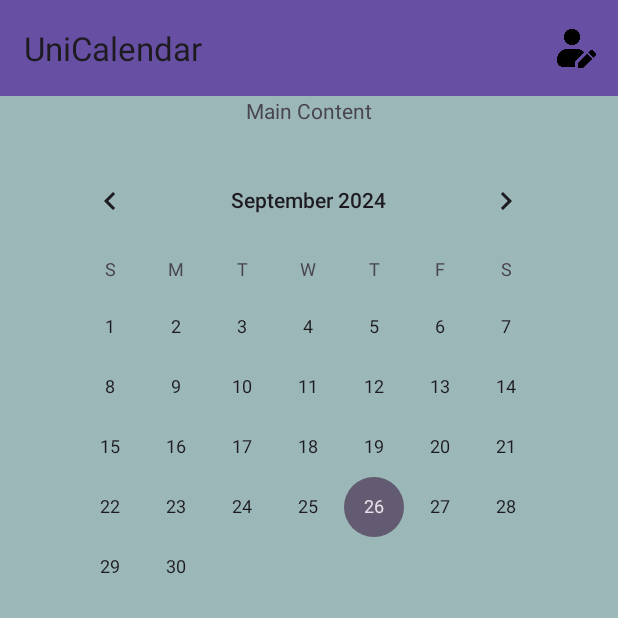
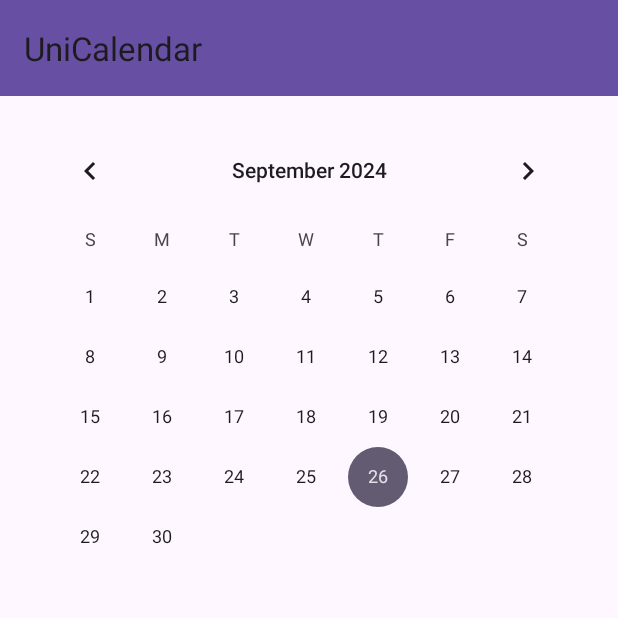
Before and after one commit to VenuVirparia/UniCalendar, an Android app: the MainActivity screen opened directly, with no data from a screen before it, on a phone screen of 412 x 824 dp, the top half of it. Run offline under Robolectric (Android 15) with nearby library versions, the light colour scheme and no system bars; Roboto replaces fonts that are not available here; 1 statement that could not run was skipped.

Commit message:
Design Main Screen

```diff
--- /dev/null
+++ b/app/src/main/java/com/example/unicalendar/CalendarFragment.java
@@ -0,0 +1,64 @@
+package com.example.unicalendar;
+
+import android.app.AlertDialog;
+import android.os.Bundle;
+import android.view.LayoutInflater;
+import android.view.View;
+import android.view.ViewGroup;
+import android.widget.CalendarView;
+import com.google.android.material.floatingactionbutton.FloatingActionButton;
+import androidx.annotation.NonNull;
+import androidx.annotation.Nullable;
+import androidx.fragment.app.Fragment;
+
+public class CalendarFragment extends Fragment {
+
+    private CalendarView calendarView;
+    private FloatingActionButton fab;
+    private String selectedDate;
+
+    @Nullable
+    @Override
+    public View onCreateView(@NonNull LayoutInflater inflater, @Nullable ViewGroup container, @Nullable Bundle savedInstanceState) {
+        View view = inflater.inflate(R.layout.fragment_calendar, container, false);
+
+        calendarView = view.findViewById(R.id.calendarView);
+        fab = view.findViewById(R.id.fab_admin);
+
+        // Get the email and password passed from login
+        String userEmail = getActivity().getIntent().getStringExtra("email");
+        String userPassword = getActivity().getIntent().getStringExtra("password");
+
+        // Check if both email and password match the admin credentials
+        if ("admin@gmail.com".equals(userEmail) && "Admin@0000".equals(userPassword)) {
+            fab.setVisibility(View.VISIBLE);  // Show FAB for admin
+        } else {
+            fab.setVisibility(View.GONE);  // Hide FAB for non-admin users
+        }
+
+        // Handle date selection
+        calendarView.setOnDateChangeListener((view1, year, month, dayOfMonth) -> {
+            selectedDate = dayOfMonth + "/" + (month + 1) + "/" + year;
+            // Communicate with EventListFragment to update the event list
+            if (getActivity() instanceof MainActivity) {
+                ((MainActivity) getActivity()).updateEventList(selectedDate);
+            }
+        });
+
+        // Handle FAB click for admin
+        fab.setOnClickListener(v -> openEventDialog());
+
+        return view;
+    }
+
+    private void openEventDialog() {
+        // Show dialog to add/edit/delete event
+        AlertDialog.Builder builder = new AlertDialog.Builder(getContext());
+        builder.setTitle("Manage Event on " + selectedDate);
+        builder.setPositiveButton("Save", (dialog, which) -> {
+            // Handle save action
+        });
+        builder.setNegativeButton("Cancel", (dialog, which) -> dialog.dismiss());
+        builder.show();
+    }
+}
--- /dev/null
+++ b/app/src/main/java/com/example/unicalendar/EventListFragment.java
@@ -0,0 +1,40 @@
+package com.example.unicalendar;
+
+import android.os.Bundle;
+import android.view.LayoutInflater;
+import android.view.View;
+import android.view.ViewGroup;
+import android.widget.ArrayAdapter;
+import android.widget.ListView;
+
+import androidx.annotation.NonNull;
+import androidx.annotation.Nullable;
+import androidx.fragment.app.Fragment;
+
+import java.util.ArrayList;
+
+public class EventListFragment extends Fragment {
+
+    private ListView eventListView;
+    private ArrayAdapter<String> eventAdapter;
+    private ArrayList<String> eventList = new ArrayList<>();
+
+    @Nullable
+    @Override
+    public View onCreateView(@NonNull LayoutInflater inflater, @Nullable ViewGroup container, @Nullable Bundle savedInstanceState) {
+        View view = inflater.inflate(R.layout.fragment_event_list, container, false);
+
+        eventListView = view.findViewById(R.id.eventListView);
+        eventAdapter = new ArrayAdapter<>(getContext(), android.R.layout.simple_list_item_1, eventList);
+        eventListView.setAdapter(eventAdapter);
+
+        return view;
+    }
+
+    // Method to update the event list
+    public void updateEventList(ArrayList<String> events) {
+        eventList.clear();  // Clear the old list
+        eventList.addAll(events);  // Add the new events
+        eventAdapter.notifyDataSetChanged();  // Notify the adapter to refresh the list
+    }
+}
--- a/app/src/main/java/com/example/unicalendar/MainActivity.java
+++ b/app/src/main/java/com/example/unicalendar/MainActivity.java
@@ -1,45 +1,39 @@
 package com.example.unicalendar;
-
-import android.os.Bundle;
-
-import androidx.activity.EdgeToEdge;
-import androidx.appcompat.app.AppCompatActivity;
-import androidx.core.graphics.Insets;
-import androidx.core.view.ViewCompat;
-import androidx.core.view.WindowInsetsCompat;
-import android.content.Intent;
-import android.os.Bundle;
-import android.view.Menu;
-import android.view.MenuItem;
-import androidx.appcompat.app.AppCompatActivity;
-import androidx.appcompat.widget.Toolbar;
 
 import android.content.Intent;
 import android.os.Bundle;
 import android.view.Menu;
 import android.view.MenuItem;
+
 import androidx.appcompat.app.AppCompatActivity;
 import androidx.appcompat.widget.Toolbar;
+import androidx.fragment.app.FragmentManager;
+
+import java.util.ArrayList;
 
 public class MainActivity extends AppCompatActivity {
 
     @Override
     protected void onCreate(Bundle savedInstanceState) {
         super.onCreate(savedInstanceState);
-        setContentView(R.layout.activity_main); // Inflate the layout
+        setContentView(R.layout.activity_main);
 
         // Set up the toolbar
         Toolbar toolbar = findViewById(R.id.toolbar);
-        setSupportActionBar(toolbar);// Set the toolbar as action bar
-//        toolbar.setLogo(R.drawable.logo);
-//        toolbar.setContentInsetStartWithNavigation(0);
-//        toolbar.setContentInsetsAbsolute(0, 0);
+        setSupportActionBar(toolbar);
+
+        // Set up fragments
+        FragmentManager fragmentManager = getSupportFragmentManager();
+        fragmentManager.beginTransaction()
+                .replace(R.id.fragment_container_upper, new CalendarFragment())
+                .replace(R.id.fragment_container_lower, new EventListFragment())
+                .commit();
     }
 
     // Inflate the menu with the profile icon
     @Override
     public boolean onCreateOptionsMenu(Menu menu) {
-        getMenuInflater().inflate(R.menu.menu_main, menu);  // Inflate the menu XML
+        getMenuInflater().inflate(R.menu.menu_main, menu);
         return true;
     }
 
@@ -47,11 +41,35 @@ public class MainActivity extends AppCompatActivity {
     @Override
     public boolean onOptionsItemSelected(MenuItem item) {
         if (item.getItemId() == R.id.action_profile) {
-            // Open profile activity when profile icon is clicked
+            // Open profile activity
             Intent intent = new Intent(MainActivity.this, ProfileActivity.class);
             startActivity(intent);
             return true;
         }
         return super.onOptionsItemSelected(item);
     }
+
+    // Method to update the event list in EventListFragment
+    public void updateEventList(String selectedDate) {
+        // Simulate fetching events from the database for the selected date
+        ArrayList<String> events = fetchEventsForDate(selectedDate);
+
+        // Find the EventListFragment
+        EventListFragment eventListFragment = (EventListFragment) getSupportFragmentManager()
+                .findFragmentById(R.id.fragment_container_lower);
+
+        if (eventListFragment != null) {
+            // Pass the events to the fragment to update the list
+            eventListFragment.updateEventList(events);
+        }
+    }
+
+    // Simulated method to fetch events for a specific date (replace with actual database logic)
+    private ArrayList<String> fetchEventsForDate(String date) {
+        ArrayList<String> events = new ArrayList<>();
+        events.add("Event 1 - Venue A - 10:00 AM");
+        events.add("Event 2 - Venue B - 12:00 PM");
+        events.add("Event 3 - Venue C - 2:00 PM");
+        return events;
+    }
 }
--- a/app/src/main/java/com/example/unicalendar/login.java
+++ b/app/src/main/java/com/example/unicalendar/login.java
@@ -2,6 +2,7 @@ package com.example.unicalendar;
 
 import android.content.Intent;
 import android.os.Bundle;
+import android.util.Log;
 import android.util.Patterns;
 import android.widget.Button;
 import android.widget.EditText;
@@ -14,16 +15,10 @@ import com.google.firebase.auth.FirebaseAuth;
 
 public class login extends AppCompatActivity {
 
-//    private EditText emailInput, passwordInput;
-//    private Button loginButton;
-//    private TextView newUserLink;
-//    private DBHelper dbHelper;
-
     private FirebaseAuth mAuth;
     private EditText emailInput, passwordInput;
     Button loginButton;
     TextView newUserLink;
-
 
     @Override
     protected void onCreate(Bundle savedInstanceState) {
@@ -35,8 +30,6 @@ public class login extends AppCompatActivity {
         passwordInput = findViewById(R.id.password);
         loginButton = findViewById(R.id.loginButton);
         newUserLink = findViewById(R.id.newUserLink);
-        //dbHelper = new DBHelper(this);
-
 
         loginButton.setOnClickListener(v -> {
             String email = emailInput.getText().toString().trim();
@@ -52,96 +45,32 @@ public class login extends AppCompatActivity {
                 return;
             }
 
+            // Firebase Authentication for login
             mAuth.signInWithEmailAndPassword(email, password)
                     .addOnCompleteListener(task -> {
                         if (task.isSuccessful()) {
-                            Intent intent = new
-                                    Intent(login.this, MainActivity.class);
+                            // Log successful login
+                            Log.d("Login", "Login successful for: " + email);
+                            Intent intent = new Intent(login.this, MainActivity.class);
+                            intent.putExtra("email", email);
+                            intent.putExtra("password", password);
                             startActivity(intent);
                             finish();
                         } else {
+                            // Log failure reason
+                            Log.w("Login", "Login failed: ", task.getException());
                             Toast.makeText(login.this, "Login failed.", Toast.LENGTH_SHORT).show();
                         }
                     });
+
         });
+
+        // Redirect to signup activity
         newUserLink.setOnClickListener(v ->
-                startActivity(new Intent(login.this,
-                        signup.class)));
+                startActivity(new Intent(login.this, signup.class)));
     }
+
     private boolean isValidEmail(String email) {
         return Patterns.EMAIL_ADDRESS.matcher(email).matches();
     }
 }
-
-//        SharedPreferences sharedPreferences = getSharedPreferences("UniCalPrefs", MODE_PRIVATE);
-//        if (sharedPreferences.contains(emailInput.getText().toString()7)) {
-//            // Directly go to MainActivity if user is already logged in
-//            Intent intent = new Intent(login.this, MainActivity.class);
-//            startActivity(intent);
-//            finish();
-//        }
-//
-//        loginButton.setOnClickListener(new View.OnClickListener() {
-//            @Override
-//            public void onClick(View v) {
-//                String email = emailInput.getText().toString().trim();
-//                String password = passwordInput.getText().toString().trim();
-//
-//                if (email.isEmpty() || password.isEmpty()) {
-//                    Toast.makeText(login.this, "Please fill all fields", Toast.LENGTH_SHORT).show();
-//                    return;
-//                }
-//
-//                if (validateLogin(email, password)) {
-//                    // Save login credentials using SharedPreferences
-//                    SharedPreferences.Editor editor = sharedPreferences.edit();
-//                    editor.putString("email", email);
-//                    editor.apply();
-//
-//                    // Redirect to MainActivity
-//                    Intent intent = new Intent(login.this, MainActivity.class);
-//                    startActivity(intent);
-//                    finish();
-//                } else {
-//                    Toast.makeText(login.this, "Invalid email or password", Toast.LENGTH_SHORT).show();
-//                }
-//            }
-//        });
-//
-//        newUserLink.setOnClickListener(new View.OnClickListener() {
-//            @Override
-//            public void onClick(View v) {
-//                // Redirect to SignUpActivity
-//                Intent intent = new Intent(login.this, signup.class);
-//                startActivity(intent);
-//            }
-//        });
-//    }
-//
-//    private boolean validateLogin(String email, String password) {
-//        // Check for special admin credentials
-//        if (email.equals("admin") && password.equals("admin@root")) {
-//            return true; // Special admin login
-//        }
-//
-//        // Check for regular user credentials
-//        SQLiteDatabase db = dbHelper.getReadableDatabase();
-//        String[] projection = { "email", "password" };
-//        String selection = "email = ? AND password = ?";
-//        String[] selectionArgs = { email, password };
-//
-//        Cursor cursor = db.query(
-//                "users",
-//                projection,
-//                selection,
-//                selectionArgs,
-//                null,
-//                null,
-//                null
-//        );
-//
-//        boolean isValid = cursor.getCount() > 0;
-//        cursor.close();
-//        return isValid;
-//    }
-//}
--- a/app/src/main/res/layout/activity_main.xml
+++ b/app/src/main/res/layout/activity_main.xml
@@ -6,10 +6,9 @@
     android:id="@+id/main"
     android:layout_width="match_parent"
     android:layout_height="match_parent"
-    android:background="#9BB7B8"
     tools:context=".MainActivity">
 
-    <!-- Toolbar for ActionBar -->
+    <!-- Toolbar -->
     <androidx.appcompat.widget.Toolbar
         android:id="@+id/toolbar"
         android:layout_width="0dp"
@@ -18,26 +17,27 @@
         app:layout_constraintStart_toStartOf="parent"
         app:layout_constraintEnd_toEndOf="parent"
         android:background="?attr/colorPrimary"
-        app:popupTheme="@style/ThemeOverlay.AppCompat.Light" />
+        app:popupTheme="@style/ThemeOverlay.AppCompat.Light"/>
 
-    <!-- Main Content -->
-    <TextView
-        android:id="@+id/textView"
-        android:layout_width="wrap_content"
-        android:layout_height="wrap_content"
-        android:text="Main Content"
+    <!-- Fragment Container (Upper Half for Calendar Fragment) -->
+    <FrameLayout
+        android:id="@+id/fragment_container_upper"
+        android:layout_width="0dp"
+        android:layout_height="0dp"
         app:layout_constraintTop_toBottomOf="@id/toolbar"
         app:layout_constraintStart_toStartOf="parent"
-        app:layout_constraintEnd_toEndOf="parent" />
+        app:layout_constraintEnd_toEndOf="parent"
+        app:layout_constraintBottom_toTopOf="@id/fragment_container_lower"
+        android:layout_weight="1"/>
 
-    <!-- Calendar View -->
-    <CalendarView
-        android:id="@+id/calendarView"
-        android:layout_width="wrap_content"
-        android:layout_height="wrap_content"
-        android:layout_marginTop="100dp"
+    <!-- Fragment Container (Lower Half for Event List Fragment) -->
+    <FrameLayout
+        android:id="@+id/fragment_container_lower"
+        android:layout_width="0dp"
+        android:layout_height="0dp"
+        app:layout_constraintStart_toStartOf="parent"
         app:layout_constraintEnd_toEndOf="parent"
-        app:layout_constraintHorizontal_bias="0.491"
-        app:layout_constraintStart_toStartOf="parent"
-        app:layout_constraintTop_toTopOf="parent" />
+        app:layout_constraintBottom_toBottomOf="parent"
+        app:layout_constraintTop_toBottomOf="@id/fragment_container_upper"
+        android:layout_weight="1"/>
 </androidx.constraintlayout.widget.ConstraintLayout>
--- /dev/null
+++ b/app/src/main/res/layout/fragment_calendar.xml
@@ -0,0 +1,24 @@
+<?xml version="1.0" encoding="utf-8"?>
+<androidx.constraintlayout.widget.ConstraintLayout
+    xmlns:android="http://schemas.android.com/apk/res/android"
+    xmlns:app="http://schemas.android.com/apk/res-auto"
+    android:layout_width="match_parent"
+    android:layout_height="match_parent">
+
+    <CalendarView
+        android:id="@+id/calendarView"
+        android:layout_width="match_parent"
+        android:layout_height="wrap_content"
+        app:layout_constraintTop_toTopOf="parent"
+        android:layout_margin="16dp"/>
+
+    <com.google.android.material.floatingactionbutton.FloatingActionButton
+        android:id="@+id/fab_admin"
+        android:layout_width="wrap_content"
+        android:layout_height="wrap_content"
+        android:visibility="gone"
+        app:layout_constraintBottom_toBottomOf="parent"
+        app:layout_constraintEnd_toEndOf="parent"
+        android:layout_margin="16dp"
+        app:srcCompat="@drawable/ic_add_event"/>
+</androidx.constraintlayout.widget.ConstraintLayout>
--- /dev/null
+++ b/app/src/main/res/layout/fragment_event_list.xml
@@ -0,0 +1,13 @@
+<?xml version="1.0" encoding="utf-8"?>
+<androidx.constraintlayout.widget.ConstraintLayout
+    xmlns:android="http://schemas.android.com/apk/res/android"
+    xmlns:app="http://schemas.android.com/apk/res-auto"
+    android:layout_width="match_parent"
+    android:layout_height="match_parent">
+
+    <ListView
+        android:id="@+id/eventListView"
+        android:layout_width="match_parent"
+        android:layout_height="match_parent"
+        android:layout_margin="16dp" />
+</androidx.constraintlayout.widget.ConstraintLayout>
--- a/app/src/main/res/menu/menu_main.xml
+++ b/app/src/main/res/menu/menu_main.xml
@@ -1,9 +1,7 @@
-<?xml version="1.0" encoding="utf-8"?>
-<menu xmlns:android="http://schemas.android.com/apk/res/android"
-    xmlns:app="http://schemas.android.com/apk/res-auto">
+<menu xmlns:android="http://schemas.android.com/apk/res/android">
     <item
         android:id="@+id/action_profile"
+        android:title="Profile"
         android:icon="@drawable/ic_profile"
-        android:title="Profile"
-        app:showAsAction="always" />
+        app:showAsAction="ifRoom" />
 </menu>
--- /dev/null
+++ b/app/src/main/res/values-night/dialog_add_event.xml
@@ -0,0 +1,2 @@
+<?xml version="1.0" encoding="utf-8"?>
+<resources></resources>
--- /dev/null
+++ b/app/src/main/res/values/dialog_add_event.xml
@@ -0,0 +1,2 @@
+<?xml version="1.0" encoding="utf-8"?>
+<resources></resources>
```
